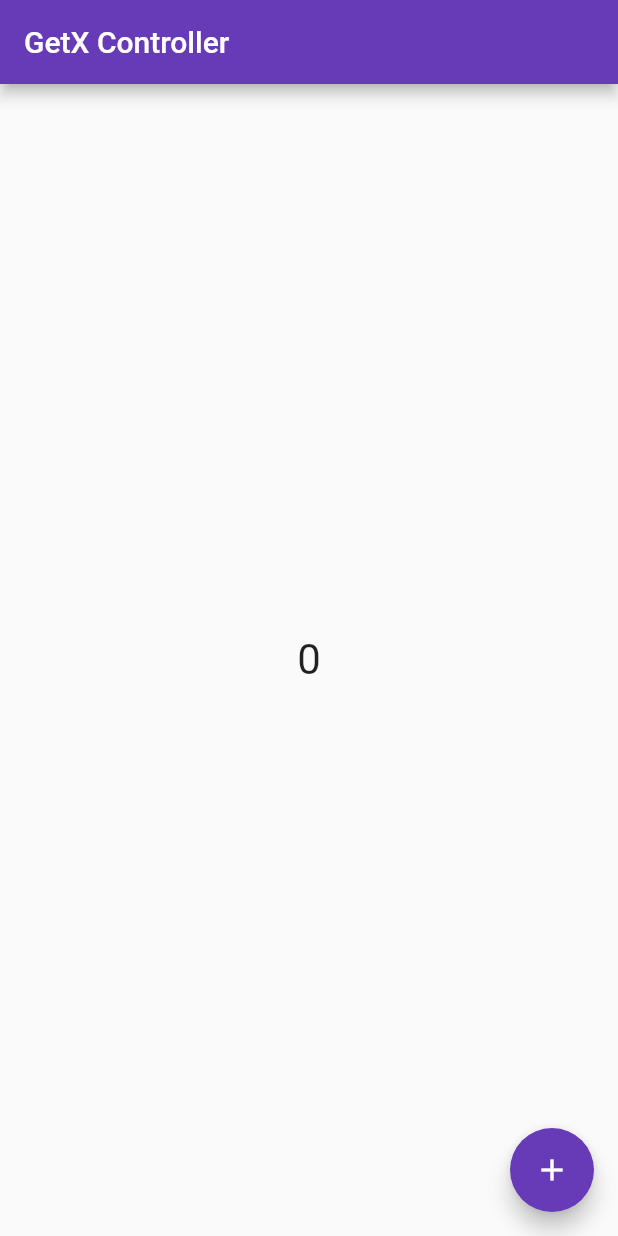
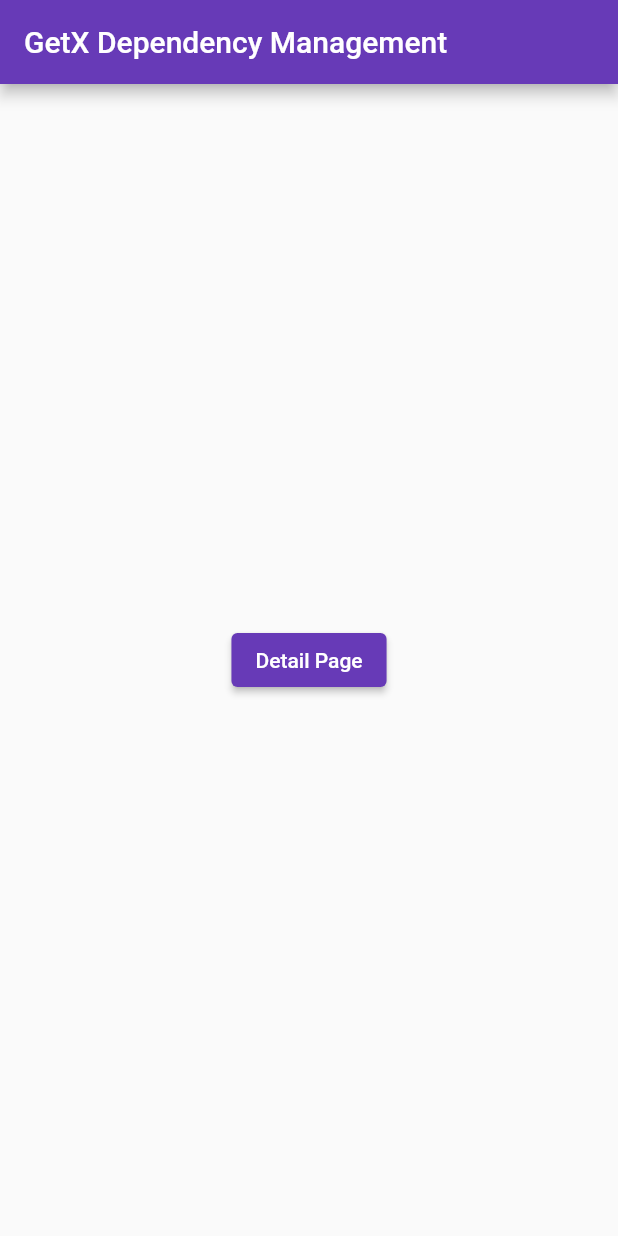
Before and after one commit to md-siam/getx_tutorial, a Flutter app: the screen it shows after launch, on a phone screen of 412 x 824 dp. Run offline on Flutter 3.47's test engine with Material 2 defaults, Android fonts, the phone set to English and light mode, and no system bars; our stand-ins replace get.

Commit message:
dependency_management

```diff
--- /dev/null
+++ b/lib/4_dependency_management/binding.dart
@@ -0,0 +1,40 @@
+import 'package:get/get.dart';
+import 'controller.dart';
+
+class DetailsBinding implements Bindings {
+  @override
+  void dependencies() {
+    // lazyLoad a dependency only when is used.
+    Get.lazyPut<Controller>(() => Controller());
+    // Get.lazyPut<Controller>(
+    // // method that will be executed when your class is executed
+    // () => Controller()
+    // // same as Get.put()
+    // // tag: 'uniqueId' for lazyPut'
+    // // It is similar to "permanent",
+    // // recreate the instance from 'same place'
+    // // if set to true, it will stay in the memory
+    // fenix: false,
+    // );
+
+    // // an async method that will be executed to instantiate
+    // Get.putAsync<AsyncTask>(
+    //   () async {
+    //     await Future.delayed(const Duration(seconds: 3));
+    //     return AsyncTask();
+    //   },
+    //   // using Get.find<Controller>() with unique Id
+    //   // tag: `uniqueId for putAsync`,
+    //   // kept instance throughout the entire app
+    //   permanent: false,
+    // );
+
+    // // Create new instance every time, not Singleton
+    // Get.create<Controller>(
+    //  // a function that return a class
+    // () => Controller(),
+    // // tag: 'uniqueId for create'
+    // Permanent: true,
+    // );
+  }
+}
--- /dev/null
+++ b/lib/4_dependency_management/class.dart
@@ -0,0 +1,7 @@
+abstract class Base {}
+
+class Parent extends Base {}
+
+class Child extends Parent {}
+
+class AsyncTask {}
--- /dev/null
+++ b/lib/4_dependency_management/view.dart
@@ -0,0 +1,125 @@
+import 'package:flutter/material.dart';
+import 'package:get/get.dart';
+
+import 'binding.dart';
+import 'class.dart';
+import 'controller.dart';
+import 'detail_page.dart';
+
+class DependencyManagementExample extends StatelessWidget {
+  DependencyManagementExample({Key? key}) : super(key: key);
+
+  // Singleton, one instance share with entire app
+  // Controller controller = Controller();
+  // final controller = Get.put(Controller());
+
+  // Specific the type of controller
+  // final parent = Get.put<Parent>(Parent());
+  // final child = Get.put<Parent>(Child());
+
+  // final child = Get.replace<Parent>(Child());
+  // final child = Get.lazyReplacement<Parent>(()=> Child());
+
+  // final controller2 = Get.put(Controller());
+  // final controller2 = Get.put(
+  //   // it can be a class of any type
+  //   Controller(),
+  //   // multiple classes that are of the same type
+  //   // using Get.find<Controller>() with unique id
+  //   tag: 'uniqueId',
+  //   // kept instance throughout the entire app
+  //   // permanent: false,
+  // );
+
+  @override
+  Widget build(BuildContext context) {
+    return GetMaterialApp(
+      // initialBinding: DetailsBinding(),
+      getPages: [
+        GetPage(
+          name: '/detail',
+          page: () => DetailPage(),
+          //binding: DetailsBinding(),
+          binding: BindingsBuilder(
+            () {
+              // lazyLoad a dependency only when is used.
+              Get.lazyPut<Controller>(() => Controller());
+              // Get.lazyPut<Controller>(
+              //   // method that will be executed when your class
+              //   () => Controller(),
+              //   // same as Get.put()
+              //   // tag: 'uniqueId for lazyPut',
+              //   // It is similar to "permanent"
+              //   // recreate the instances from 'same place'
+              //   fenix: true,
+              // );
+
+              // an async method that will be executed to instantiate
+              // Get.putAsync<AsyncTask>(
+              //   () async {
+              //     await Future.delayed(const Duration(seconds: 3));
+              //     return AsyncTask();
+              //   },
+              //   // using Get.find<Controller>() with unique Id
+              //   // tag: `uniqueId for putAsync`,
+              //   // kept instance throughout the entire app
+              //   permanent: false,
+              // );
+
+              // Create new instances every time, not Singleton
+              Get.create<Controller>(
+                // a function that returns a class
+                () => Controller(),
+                // tag: `uniqueId `,
+                permanent: true,
+              );
+              Get.create<Controller>(
+                // a function that returns a class
+                () => Controller(),
+                // tag: `uniqueId `,
+                permanent: true,
+              );
+            },
+          ),
+        )
+      ],
+      debugShowCheckedModeBanner: false,
+      theme: ThemeData(primarySwatch: Colors.deepPurple),
+      home: Scaffold(
+        appBar: AppBar(title: const Text('GetX Dependency Management')),
+        body: Center(
+          child: Column(
+            mainAxisAlignment: MainAxisAlignment.center,
+            children: [
+              // Reactive State Management
+              // Obx(
+              //   () => Text(
+              //     '${controller.count.value}',
+              //     style: const TextStyle(fontSize: 28),
+              //   ),
+              // ),
+              // Obx(
+              //   () => Text(
+              //     '${controller2.count.value}',
+              //     style: const TextStyle(fontSize: 28),
+              //   ),
+              // ),
+              ElevatedButton(
+                onPressed: () => Get.toNamed('/detail'),
+                // onPressed: () =>
+                //     Get.to(() => DetailPage(), binding: DetailsBinding()),
+                child: const Text('Detail Page'),
+              ),
+            ],
+          ),
+        ),
+        // floatingActionButton: FloatingActionButton(
+        //   child: const Icon(Icons.add),
+        //   //onPressed: () => Get.find<Controller>().increment(),
+        //   onPressed: () => Get.find<Controller>(tag: 'uniqueId').increment(),
+        //   //onPressed: () => controller.increment(),
+        // ),
+      ),
+    );
+  }
+}
--- a/lib/main.dart
+++ b/lib/main.dart
@@ -18,7 +18,8 @@
       //home: ReactiveStateManagement(),
       //home: const SimpleStateManagement(),
       //home:  GetXControllerExample(),
-      home:  GetXControllerExample(),
+      // home:  GetXControllerExample(),
+      home: DependencyManagementExample(),
     );
   }
 }
--- a/lib/routes.dart
+++ b/lib/routes.dart
@@ -2,3 +2,4 @@
 export '2_state_management/reactive/reactive_state_management.dart';
 export '2_state_management/simple/simple_state_management.dart';
 export '3_getx_controller/view.dart';
+export '4_dependency_management/view.dart';
```
Also changed, not shown: lib/4_dependency_management/controller.dart (added, +34 -0 lines), lib/4_dependency_management/detail_page.dart (added, +47 -0 lines), assets/images/getx_dependency_management.png (added), assets/images/getx_dependency_management_SmartManagement.png (added), 2 other files.
